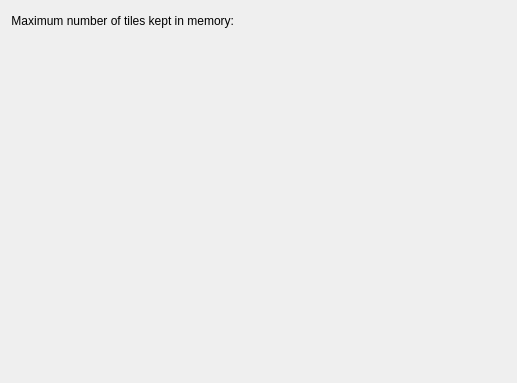
Old version of the form krita/ui/forms/wdgperformancesettings.ui in the repository KDE/krita.
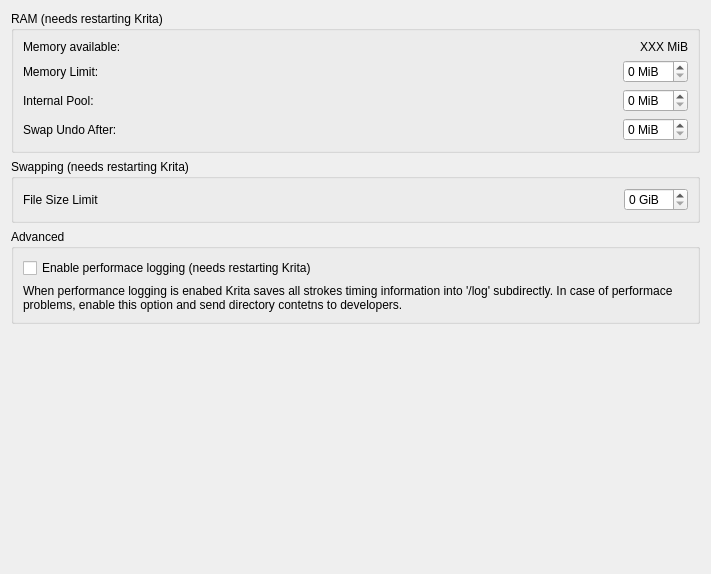
New version of the form. Custom widgets are drawn as their Qt base class.

```diff
--- a/krita/ui/forms/wdgperformancesettings.ui
+++ b/krita/ui/forms/wdgperformancesettings.ui
@@ -6,77 +6,202 @@
    <rect>
     <x>0</x>
     <y>0</y>
-    <width>513</width>
-    <height>383</height>
+    <width>711</width>
+    <height>574</height>
    </rect>
   </property>
-  <layout class="QGridLayout">
-   <item row="0" column="0" colspan="2">
-    <layout class="QHBoxLayout">
-     <property name="leftMargin">
-      <number>0</number>
+  <layout class="QVBoxLayout" name="verticalLayout_2">
+   <item>
+    <widget class="QGroupBox" name="groupBox">
+     <property name="title">
+      <string>RAM (needs restarting Krita)</string>
      </property>
-     <property name="topMargin">
-      <number>0</number>
+     <layout class="QFormLayout" name="formLayout">
+      <item row="0" column="0">
+       <widget class="QLabel" name="label_2">
+        <property name="text">
+         <string>Memory available:</string>
+        </property>
+       </widget>
+      </item>
+      <item row="0" column="1">
+       <widget class="QLabel" name="lblTotalMemory">
+        <property name="sizePolicy">
+         <sizepolicy hsizetype="MinimumExpanding" vsizetype="Preferred">
+          <horstretch>0</horstretch>
+          <verstretch>0</verstretch>
+         </sizepolicy>
+        </property>
+        <property name="text">
+         <string>XXX MiB</string>
+        </property>
+        <property name="alignment">
+         <set>Qt::AlignRight|Qt::AlignTrailing|Qt::AlignVCenter</set>
+        </property>
+       </widget>
+      </item>
+      <item row="1" column="0">
+       <widget class="QLabel" name="label">
+        <property name="text">
+         <string>Memory Limit:</string>
+        </property>
+       </widget>
+      </item>
+      <item row="1" column="1">
+       <layout class="QHBoxLayout" name="horizontalLayout">
+        <item>
+         <widget class="KisDoubleSliderSpinBox" name="sliderMemoryLimit" native="true">
+          <property name="sizePolicy">
+           <sizepolicy hsizetype="MinimumExpanding" vsizetype="Preferred">
+            <horstretch>0</horstretch>
+            <verstretch>0</verstretch>
+           </sizepolicy>
+          </property>
+         </widget>
+        </item>
+        <item>
+         <widget class="QSpinBox" name="intMemoryLimit">
+          <property name="suffix">
+           <string> MiB</string>
+          </property>
+         </widget>
+        </item>
+       </layout>
+      </item>
+      <item row="2" column="0">
+       <widget class="QLabel" name="label_5">
+        <property name="text">
+         <string>Internal Pool:</string>
+        </property>
+       </widget>
+      </item>
+      <item row="2" column="1">
+       <layout class="QHBoxLayout" name="horizontalLayout_3">
+        <item>
+         <widget class="KisDoubleSliderSpinBox" name="sliderPoolLimit" native="true">
+          <property name="sizePolicy">
+           <sizepolicy hsizetype="MinimumExpanding" vsizetype="Preferred">
+            <horstretch>0</horstretch>
+            <verstretch>0</verstretch>
+           </sizepolicy>
+          </property>
+         </widget>
+        </item>
+        <item>
+         <widget class="QSpinBox" name="intPoolLimit">
+          <property name="suffix">
+           <string> MiB</string>
+          </property>
+         </widget>
+        </item>
+       </layout>
+      </item>
+      <item row="3" column="0">
+       <widget class="QLabel" name="label_4">
+        <property name="text">
+         <string>Swap Undo After:</string>
+        </property>
+       </widget>
+      </item>
+      <item row="3" column="1">
+       <layout class="QHBoxLayout" name="horizontalLayout_2">
+        <item>
+         <widget class="KisDoubleSliderSpinBox" name="sliderUndoLimit" native="true">
+          <property name="sizePolicy">
+           <sizepolicy hsizetype="MinimumExpanding" vsizetype="Preferred">
+            <horstretch>0</horstretch>
+            <verstretch>0</verstretch>
+           </sizepolicy>
+          </property>
+         </widget>
+        </item>
+        <item>
+         <widget class="QSpinBox" name="intUndoLimit">
+          <property name="suffix">
+           <string> MiB</string>
+          </property>
+         </widget>
+        </item>
+       </layout>
+      </item>
+     </layout>
+    </widget>
+   </item>
+   <item>
+    <widget class="QGroupBox" name="groupBox_2">
+     <property name="title">
+      <string>Swapping (needs restarting Krita)</string>
      </property>
-     <property name="rightMargin">
-      <number>0</number>
+     <layout class="QFormLayout" name="formLayout_2">
+      <item row="0" column="0">
+       <widget class="QLabel" name="label_6">
+        <property name="text">
+         <string>File Size Limit</string>
+        </property>
+       </widget>
+      </item>
+      <item row="0" column="1">
+       <layout class="QHBoxLayout" name="horizontalLayout_4">
+        <item>
+         <widget class="KisSliderSpinBox" name="sliderSwapSize" native="true">
+          <property name="sizePolicy">
+           <sizepolicy hsizetype="MinimumExpanding" vsizetype="Preferred">
+            <horstretch>0</horstretch>
+            <verstretch>0</verstretch>
+           </sizepolicy>
+          </property>
+         </widget>
+        </item>
+        <item>
+         <widget class="QSpinBox" name="intSwapSize">
+          <property name="suffix">
+           <string> GiB</string>
+          </property>
+         </widget>
+        </item>
+       </layout>
+      </item>
+     </layout>
+    </widget>
+   </item>
+   <item>
+    <widget class="QGroupBox" name="groupBox_3">
+     <property name="title">
+      <string>Advanced</string>
      </property>
-     <property name="bottomMargin">
-      <number>0</number>
-     </property>
-     <item>
-      <widget class="QLabel" name="textLabel1">
-       <property name="whatsThis">
-        <string>The maximum number of &quot;tiles&quot; that are kept in memory. For regular RGBA8 images, each tile is about 16 kB in size. Thus, for a value of 500 tiles this usually means about 8 megabytes are used for image data. If you regularly handle large images, a greater value here might be useful.
-Note that this number is only a guideline for Krita, and is not guaranteed to be the actual number of tiles in memory.</string>
-       </property>
-       <property name="text">
-        <string>Maximum number of tiles kept in memory:</string>
-       </property>
-       <property name="alignment">
-        <set>Qt::AlignRight|Qt::AlignTrailing|Qt::AlignVCenter</set>
-       </property>
-      </widget>
-     </item>
-     <item>
-      <widget class="KIntNumInput" name="m_maxTiles" native="true">
-       <property name="whatsThis">
-        <string>The maximum number of &quot;tiles&quot; that are kept in memory. For regular RGBA8 images, each tile is about 16 kB in size. Thus, for a value of 500 tiles this usually means about 8 megabytes are used for image data. If you regularly handle large images, a greater value here might be useful.
-Note that this number is only a guideline for Krita, and is not guaranteed to be the actual number of tiles in memory.</string>
-       </property>
-      </widget>
-     </item>
-     <item>
-      <spacer>
-       <property name="orientation">
-        <enum>Qt::Horizontal</enum>
-       </property>
-       <property name="sizeType">
-        <enum>QSizePolicy::Expanding</enum>
-       </property>
-       <property name="sizeHint" stdset="0">
-        <size>
-         <width>81</width>
-         <height>20</height>
-        </size>
-       </property>
-      </spacer>
-     </item>
-    </layout>
+     <layout class="QVBoxLayout" name="verticalLayout">
+      <item>
+       <widget class="QCheckBox" name="chkPerformanceLogging">
+        <property name="text">
+         <string>Enable performace logging (needs restarting Krita)</string>
+        </property>
+       </widget>
+      </item>
+      <item>
+       <widget class="QLabel" name="label_7">
+        <property name="frameShape">
+         <enum>QFrame::NoFrame</enum>
+        </property>
+        <property name="text">
+         <string>When performance logging is enabed Krita saves all strokes timing information into '&lt;working_dir&gt;/log' subdirectly. In case of performace problems, enable this option and send directory contetns to developers.</string>
+        </property>
+        <property name="wordWrap">
+         <bool>true</bool>
+        </property>
+       </widget>
+      </item>
+     </layout>
+    </widget>
    </item>
-   <item row="1" column="0" colspan="2">
-    <spacer>
+   <item>
+    <spacer name="verticalSpacer">
      <property name="orientation">
       <enum>Qt::Vertical</enum>
      </property>
-     <property name="sizeType">
-      <enum>QSizePolicy::Expanding</enum>
-     </property>
      <property name="sizeHint" stdset="0">
       <size>
-       <width>495</width>
-       <height>71</height>
+       <width>20</width>
+       <height>40</height>
       </size>
      </property>
     </spacer>
@@ -85,9 +210,15 @@
  </widget>
  <customwidgets>
   <customwidget>
-   <class>KIntNumInput</class>
+   <class>KisSliderSpinBox</class>
    <extends>QWidget</extends>
-   <header>knuminput.h</header>
+   <header location="global">kis_slider_spin_box.h</header>
+   <container>1</container>
+  </customwidget>
+  <customwidget>
+   <class>KisDoubleSliderSpinBox</class>
+   <extends>QWidget</extends>
+   <header>kis_slider_spin_box.h</header>
    <container>1</container>
   </customwidget>
  </customwidgets>
```
